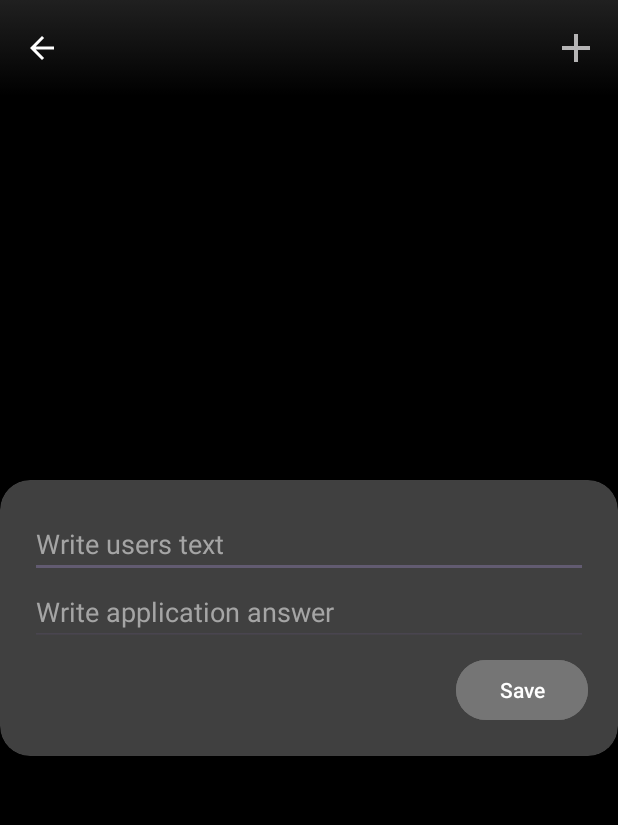
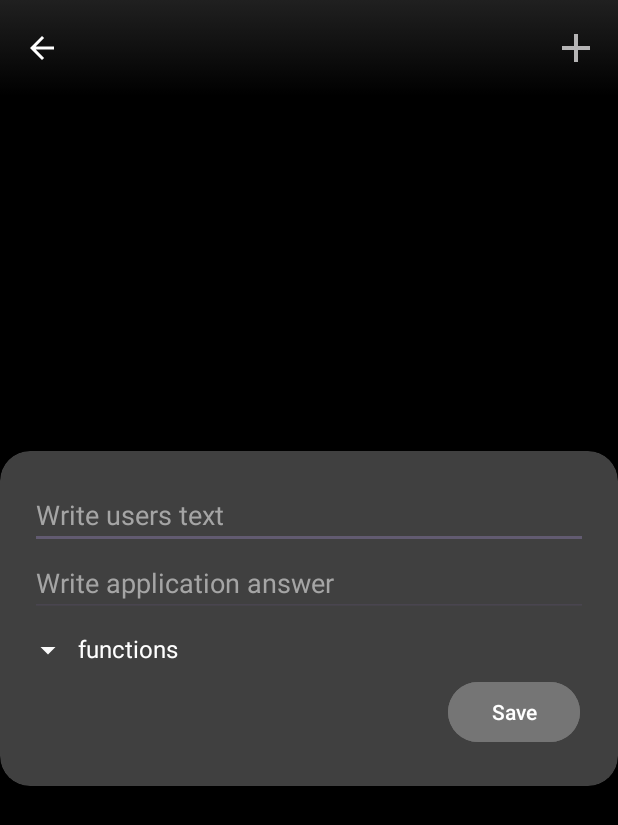
Before and after one commit to Artsav23/VoiceHelper, an Android app: the AnswerUserActivity screen opened directly, with no data from a screen before it, after a tap on an icon or button, on a phone screen of 412 x 824 dp. Shown: the top 825 px of the screen. Run offline under Robolectric (Android 15) with nearby library versions, the phone set to English and light mode, and no system bars.

Commit message:
create Animation  and list Function

```diff
--- a/app/src/main/java/com/example/voicehelper/QuestionAndAnswerDataClass.kt
+++ b/app/src/main/java/com/example/voicehelper/QuestionAndAnswerDataClass.kt
@@ -5,5 +5,6 @@ import java.io.Serializable
 
 data class QuestionAndAnswerDataClass(
     var question: String,
-    var answer: String
+    var answer: String,
+    var turnFlash: Boolean = false
 ) : Serializable
--- a/app/src/main/java/com/example/voicehelper/StartActivity.kt
+++ b/app/src/main/java/com/example/voicehelper/StartActivity.kt
@@ -11,7 +11,7 @@ class StartActivity : AppCompatActivity() {
         super.onCreate(savedInstanceState)
         setContentView(R.layout.activity_start)
         thread {
-            Thread.sleep(3000)
+            Thread.sleep(2000)
             startActivity(Intent(this, MainActivity::class.java))
             finish()
         }
--- /dev/null
+++ b/app/src/main/res/anim/close_fuction_list.xml
@@ -0,0 +1,9 @@
+<?xml version="1.0" encoding="utf-8"?>
+<set xmlns:android="http://schemas.android.com/apk/res/android" android:duration="200">
+    <scale
+        android:fromXScale="1.0"
+        android:toXScale="1.0"
+        android:fromYScale="1.0"
+        android:toYScale="0.0"/>
+
+</set>
--- /dev/null
+++ b/app/src/main/res/anim/open_function_list.xml
@@ -0,0 +1,9 @@
+<?xml version="1.0" encoding="utf-8"?>
+<set xmlns:android="http://schemas.android.com/apk/res/android" android:duration="200">
+    <scale
+        android:fromXScale="1.0"
+        android:toXScale="1.0"
+        android:fromYScale="0.0"
+        android:toYScale="1.0" />
+
+</set>
--- /dev/null
+++ b/app/src/main/res/anim/slide_out_left.xml
@@ -0,0 +1,4 @@
+<?xml version="1.0" encoding="utf-8"?>
+<set xmlns:android="http://schemas.android.com/apk/res/android" android:duration="300">
+    <translate android:toXDelta="110%" android:fromXDelta="0%"/>
+</set>
--- /dev/null
+++ b/app/src/main/res/drawable/drop_down.xml
@@ -0,0 +1,5 @@
+<vector android:height="24dp" android:tint="#FAFAFA"
+    android:viewportHeight="24" android:viewportWidth="24"
+    android:width="24dp" xmlns:android="http://schemas.android.com/apk/res/android">
+    <path android:fillColor="@android:color/white" android:pathData="M7,10l5,5 5,-5z"/>
+</vector>
--- /dev/null
+++ b/app/src/main/res/drawable/drop_up.xml
@@ -0,0 +1,5 @@
+<vector android:height="24dp" android:tint="#FAFAFA"
+    android:viewportHeight="24" android:viewportWidth="24"
+    android:width="24dp" xmlns:android="http://schemas.android.com/apk/res/android">
+    <path android:fillColor="@android:color/white" android:pathData="M7,14l5,-5 5,5z"/>
+</vector>
--- a/app/src/main/res/layout/activity_dialog_question_answer.xml
+++ b/app/src/main/res/layout/activity_dialog_question_answer.xml
@@ -47,11 +47,56 @@
                 android:textColor="#CF0000"
                 android:visibility="gone" />
 
+            <TextView
+                android:id="@+id/functionText"
+                android:layout_width="match_parent"
+                android:layout_height="wrap_content"
+                android:layout_marginTop="10dp"
+                android:text="  functions"
+                android:textColor="@color/white"
+                android:textSize="16sp"
+                android:drawableStart="@drawable/drop_down" />
+
+            <LinearLayout
+                android:id="@+id/functionList"
+                android:layout_width="match_parent"
+                android:layout_height="match_parent"
+                android:orientation="vertical"
+                android:visibility="gone">
+
+                <RadioGroup
+                    android:layout_width="match_parent"
+                    android:layout_height="match_parent">
+
+                    <RadioButton
+                        android:id="@+id/radioButton"
+                        android:layout_width="match_parent"
+                        android:layout_height="wrap_content"
+                        android:text="Open any link"
+                        android:textColor="@color/white" />
+
+                    <RadioButton
+                        android:id="@+id/radioButton5"
+                        android:layout_width="match_parent"
+                        android:layout_height="wrap_content"
+                        android:text="Find Giff"
+                        android:textColor="@color/white" />
+
+                    <RadioButton
+                        android:id="@+id/radioButton4"
+                        android:layout_width="match_parent"
+                        android:layout_height="wrap_content"
+                        android:text="Close application"
+                        android:textColor="@color/white" />
+                </RadioGroup>
+            </LinearLayout>
+
             <Button
                 android:id="@+id/submitButton"
                 android:layout_width="wrap_content"
                 android:layout_height="wrap_content"
                 android:layout_gravity="right"
+                android:layout_margin="5dp"
                 android:layout_marginTop="5dp"
                 android:backgroundTint="#757575"
                 android:text="Save" />
```
Also changed, not shown: app/src/main/java/com/example/voicehelper/AnswerAdapter.kt (+17 -3 lines), app/src/main/java/com/example/voicehelper/DialogQuestionAnswer.kt (+45 -2 lines).
